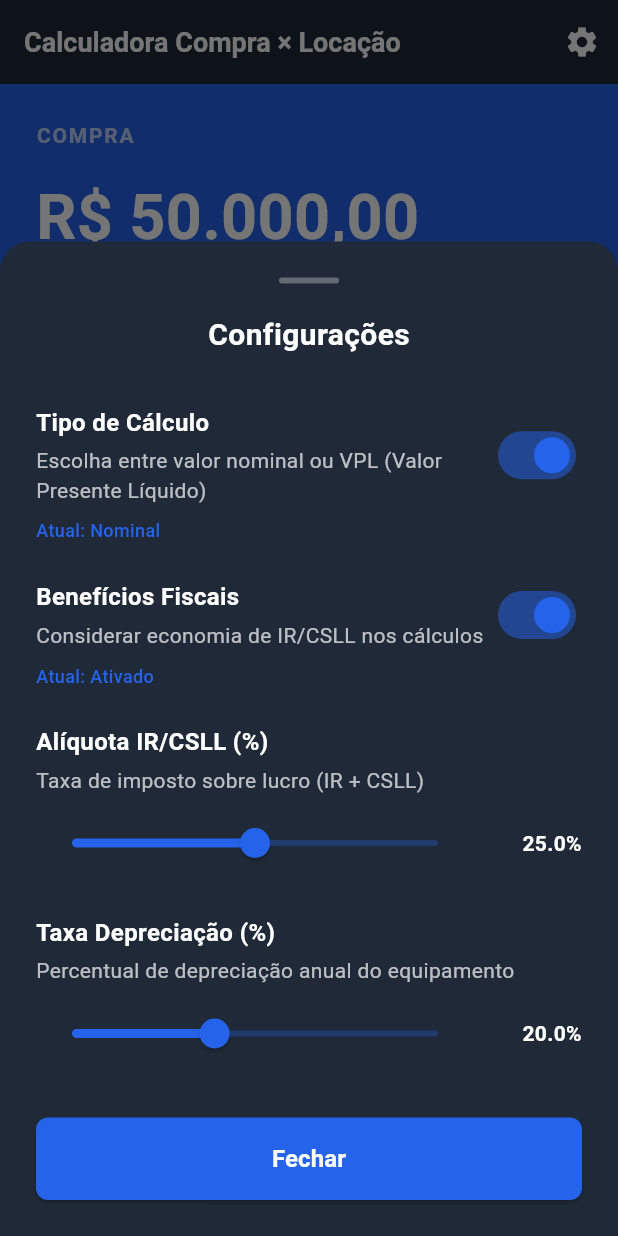
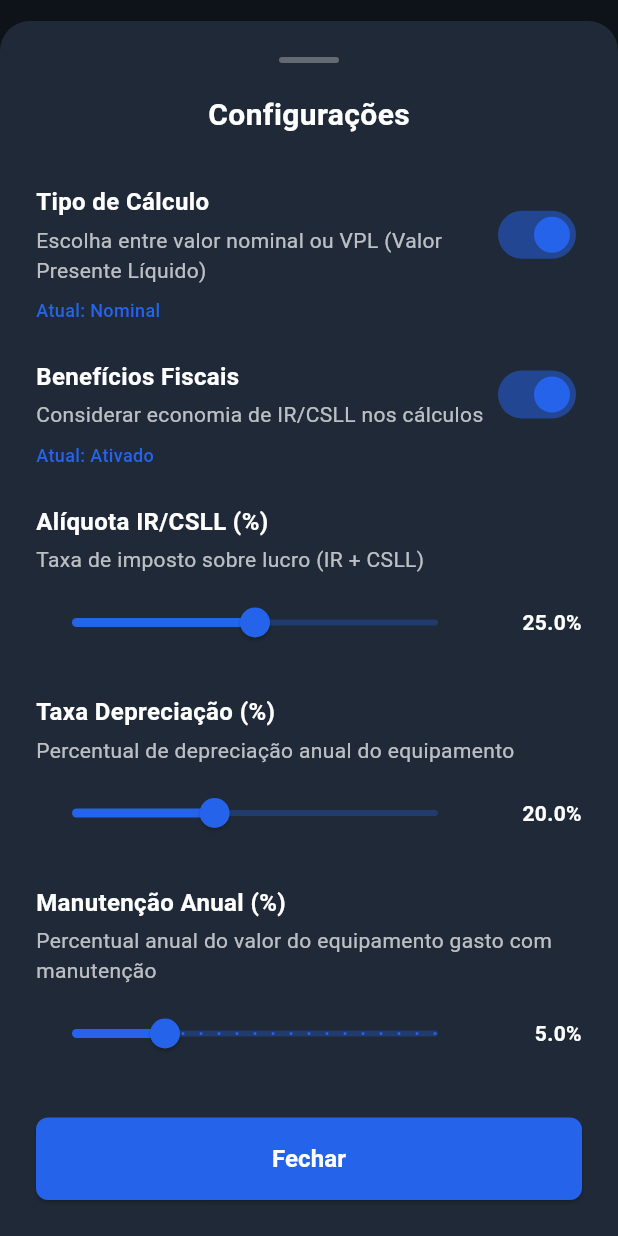
Before and after one commit to platformbuilders/comparison-presentation, a Flutter app: the screen it shows after launch, after a tap on the "settings" icon, on a phone screen of 412 x 824 dp. Run offline on Flutter 3.47's test engine with Material 3 defaults, Android fonts, the phone set to English and light mode, and no system bars; our stand-ins replace shared_preferences; Roboto replaces fonts that are missing (SF Pro Display).

Commit message:
adding customization

```diff
--- a/lib/screens/home_screen.dart
+++ b/lib/screens/home_screen.dart
@@ -315,6 +315,16 @@ class HomeScreen extends StatelessWidget {
                       setState(() {});
                     },
                   ),
+                  const SizedBox(height: 24),
+                  _buildNumericSetting(
+                    'Manutenção Anual (%)',
+                    'Percentual anual do valor do equipamento gasto com manutenção',
+                    currentParams.manutencaoPct,
+                    (value) {
+                      repository.calcParams.update({'manutencaoPct': value});
+                      setState(() {});
+                    },
+                  ),
                   const SizedBox(height: 32),
                   SizedBox(
                     width: double.infinity,
@@ -419,9 +429,9 @@ class HomeScreen extends StatelessWidget {
             Expanded(
               child: Slider(
                 value: value,
-                min: title.contains('Alíquota') ? 0 : 1,
-                max: title.contains('Alíquota') ? 50 : 50,
-                divisions: title.contains('Alíquota') ? 50 : 49,
+                min: title.contains('Alíquota') ? 0 : (title.contains('Manutenção') ? 0 : 1),
+                max: title.contains('Alíquota') ? 50 : (title.contains('Manutenção') ? 20 : 50),
+                divisions: title.contains('Alíquota') ? 50 : (title.contains('Manutenção') ? 20 : 49),
                 onChanged: onChanged,
                 activeColor: AppColors.blueSide,
                 inactiveColor: AppColors.blueSide.withOpacity(0.3),
```
